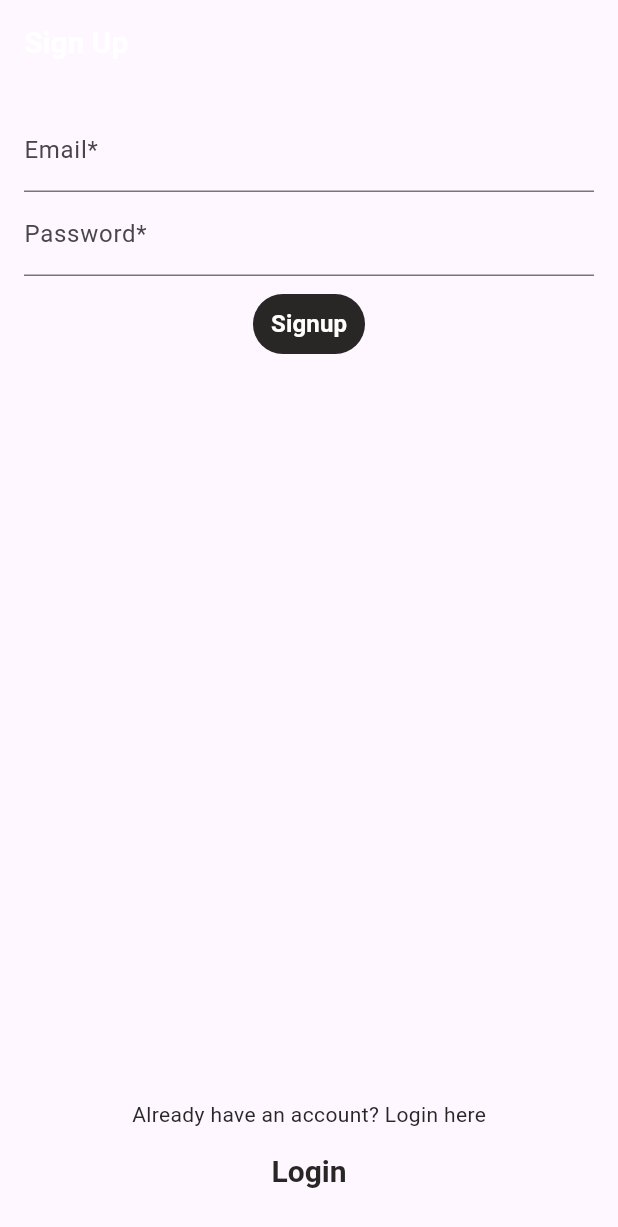
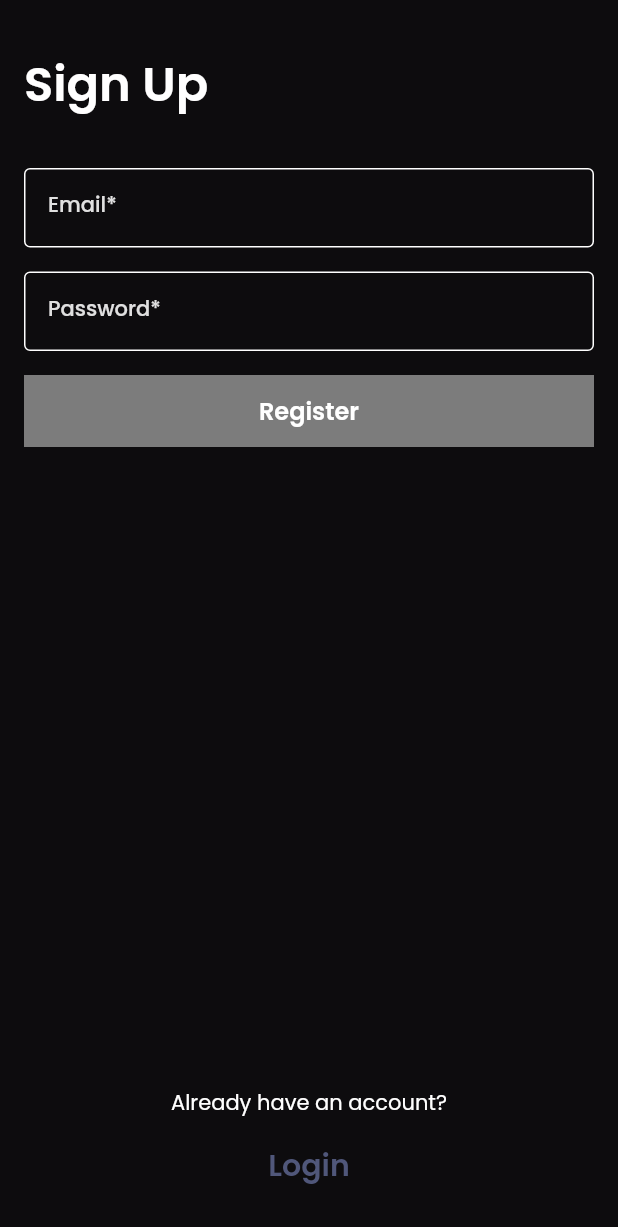
Before and after one commit to anuvab-b/nymble_assignment, a Flutter app: the screen it shows after launch, on a phone screen of 412 x 824 dp. Shown: the top 1227 px of the screen. Run offline on Flutter 3.47's test engine with Material 2 defaults, Android fonts, the phone set to English and light mode, and no system bars; our stand-ins replace audioplayers, cached_network_image, cloud_firestore, firebase_auth, firebase_core, flutter_bloc and 5 more; accounts and stored records are empty.

Commit message:
Dark Theme implementation

```diff
--- a/lib/main.dart
+++ b/lib/main.dart
@@ -13,6 +13,7 @@ import 'package:nymble_assignment/presentation/home_screen.dart';
 import 'package:nymble_assignment/service_locator.dart';
 import 'package:nymble_assignment/utils/route_names.dart';
 import 'package:nymble_assignment/utils/routes.dart';
+import 'package:nymble_assignment/utils/theme_styles.dart';
 
 void main() async {
   WidgetsFlutterBinding.ensureInitialized();
@@ -46,10 +47,8 @@ class MyApp extends StatelessWidget {
       child: MaterialApp(
           debugShowCheckedModeBanner: false,
           title: 'Flutter Demo',
-          theme: ThemeData(
-            primarySwatch: Colors.blue,
-            useMaterial3: true
-          ),
+          darkTheme: darkThemeData(context),
+          themeMode: ThemeMode.dark,
           initialRoute: RouteNames.splash,
           onGenerateRoute: Routes.generateRoute,
           home: const HomeScreen()),
--- a/lib/presentation/music_list_screen.dart
+++ b/lib/presentation/music_list_screen.dart
@@ -41,6 +41,7 @@ class _MusicListScreenState extends State<MusicListScreen> {
             children: [
               Expanded(
                   child: ListView.builder(
+                physics: const BouncingScrollPhysics(),
                 itemBuilder: (ctx, index) {
                   MusicModel musicModel = state.musicList[index];
                   return ListTileWidget(
--- a/lib/presentation/signup_screen.dart
+++ b/lib/presentation/signup_screen.dart
@@ -5,6 +5,7 @@ import 'package:nymble_assignment/presentation/widgets/loader_widget.dart';
 import 'package:nymble_assignment/presentation/widgets/text.dart';
 import 'package:nymble_assignment/utils/colour_utils.dart';
 import 'package:nymble_assignment/utils/route_names.dart';
+import 'package:nymble_assignment/utils/theme_styles.dart';
 
 class SignupScreen extends StatefulWidget {
   const SignupScreen({super.key});
@@ -33,18 +34,14 @@ class _SignupScreenState extends State<SignupScreen> {
   @override
   Widget build(BuildContext context) {
     return Scaffold(
-        appBar: AppBar(
-            title: const CommonText(
-                value: "Sign Up",
-                textColor: AppColourUtils.kWhite,
-                fontSize: 20)),
-        body: BlocConsumer<SignupBloc, SignupState>(
+        body: SafeArea(
+      child: BlocConsumer<SignupBloc, SignupState>(
           listener: (context, state) {
             if (state is SignupSuccess) {
               ScaffoldMessenger.of(context).showSnackBar(const SnackBar(
                   content: CommonText(
                       value: "You're signed up",
-                        textColor: AppColourUtils.kWhite),
+                      textColor: kTitleTextDarkColor),
                   backgroundColor: Colors.green));
               Navigator.pushNamedAndRemoveUntil(
                   context, RouteNames.login, (Route<dynamic> route) => false);
@@ -52,7 +49,7 @@ class _SignupScreenState extends State<SignupScreen> {
             if (state is SignupFailure) {
               ScaffoldMessenger.of(context).showSnackBar(SnackBar(
                   content: CommonText(
-                        value: state.error, textColor: AppColourUtils.kWhite),
+                      value: state.error, textColor: kTitleTextDarkColor),
                   backgroundColor: Colors.red));
             } else if (state is SignupLoading) {
               showDialog(
@@ -73,7 +70,15 @@ class _SignupScreenState extends State<SignupScreen> {
                     mainAxisAlignment: MainAxisAlignment.spaceBetween,
                     children: [
                       Column(
+                        crossAxisAlignment: CrossAxisAlignment.start,
                         children: [
+                          const SizedBox(height: 16.0),
+                          const CommonText(
+                              value: "Sign Up",
+                              textColor: kTitleTextDarkColor,
+                              fontWeight: FontWeight.w600,
+                              fontSize: 32),
+                          const SizedBox(height: 32.0),
                           TextFormField(
                             onChanged: (_) {
                               signupBloc.add(SignupEmailChanged(
@@ -86,6 +91,7 @@ class _SignupScreenState extends State<SignupScreen> {
                                 labelText: "Email*",
                                 hintText: "Enter an email address"),
                           ),
+                          const SizedBox(height: 16.0),
                           TextFormField(
                               onChanged: (_) {
                                 signupBloc.add(SignupPasswordChanged(
@@ -98,8 +104,11 @@ class _SignupScreenState extends State<SignupScreen> {
                               decoration: const InputDecoration(
                                   labelText: "Password*",
                                   hintText: "Enter a password")),
-                            const SizedBox(height: 8.0),
-                            TextButton(
+                          const SizedBox(height: 16.0),
+                          SizedBox(
+                            height: 48.0,
+                            width: MediaQuery.of(context).size.width,
+                            child: TextButton(
                               onPressed: () {
                                 emailFocusNode.unfocus();
                                 passwordFocusNode.unfocus();
@@ -110,18 +119,21 @@ class _SignupScreenState extends State<SignupScreen> {
                                     password: passwordTextController.text));
                               },
                               style: TextButton.styleFrom(
-                                  backgroundColor:
-                                      AppColourUtils.kDarkerTextColor),
+                                  shape: RoundedRectangleBorder(
+                                    borderRadius: BorderRadius.circular(0),
+                                  ),
+                                  backgroundColor: kBodyTextColorDark),
                               child: const CommonText(
-                                  value: "Signup",
+                                  value: "Register",
                                   fontSize: 16,
-                                  textColor: AppColourUtils.kWhite),
+                                  textColor: kTitleTextDarkColor),
+                            ),
                           )
                         ],
                       ),
                       Column(children: [
                         const CommonText(
-                              value: "Already have an account? Login here",
+                            value: "Already have an account?",
                             fontWeight: FontWeight.w400),
                         TextButton(
                           onPressed: () {
@@ -131,16 +143,18 @@ class _SignupScreenState extends State<SignupScreen> {
                                 (Route<dynamic> route) => false);
                           },
                           style: TextButton.styleFrom(
-                                foregroundColor:
-                                    AppColourUtils.kDarkerTextColor,
+                              foregroundColor: kTitleTextDarkColor,
                               padding: const EdgeInsets.all(16.0),
                               textStyle: const TextStyle(fontSize: 20)),
-                            child:
-                                const CommonText(value: "Login", fontSize: 20),
+                          child: const CommonText(
+                              value: "Login",
+                              fontSize: 20,
+                              textColor: AppColors.darkThemeSecondary),
                         )
                       ]),
                     ]),
-                )));
+              )),
+    ));
   }
 
   clearSignupForm() {
--- a/lib/presentation/widgets/loader_widget.dart
+++ b/lib/presentation/widgets/loader_widget.dart
@@ -1,5 +1,5 @@
 import 'package:flutter/cupertino.dart';
-import 'package:nymble_assignment/utils/colour_utils.dart';
+import 'package:nymble_assignment/utils/theme_styles.dart';
 
 class CommonLoader extends StatelessWidget {
   const CommonLoader({Key? key}) : super(key: key);
@@ -12,7 +12,7 @@ class CommonLoader extends StatelessWidget {
         width: 72.0,
         padding: const EdgeInsets.all(8.0),
         decoration: const BoxDecoration(
-            color: AppColourUtils.kGreyColor,
+            color: kBodyTextColorDark,
             borderRadius: BorderRadius.all(Radius.circular(20))),
         child: const CupertinoActivityIndicator(radius: 20),
       ),
--- a/lib/presentation/widgets/text.dart
+++ b/lib/presentation/widgets/text.dart
@@ -1,5 +1,5 @@
 import 'package:flutter/material.dart';
-import 'package:nymble_assignment/utils/colour_utils.dart';
+import 'package:nymble_assignment/utils/theme_styles.dart';
 
 class CommonText extends StatelessWidget {
   final String value;
@@ -22,11 +22,12 @@ class CommonText extends StatelessWidget {
   @override
   Widget build(BuildContext context) {
     return Text(value,
+        textAlign: TextAlign.center,
         maxLines: maxLines ?? 1,
         style: TextStyle(
             fontFamily: "Poppins",
             fontWeight: fontWeight ?? FontWeight.w600,
-            color: textColor ?? AppColourUtils.kDarkerTextColor,
+            color: textColor ?? kTitleTextDarkColor,
             overflow: textOverflow ?? TextOverflow.ellipsis,
             fontSize: fontSize ?? 14.0
         ));
--- a/lib/utils/colour_utils.dart
+++ b/lib/utils/colour_utils.dart
@@ -1,10 +1,5 @@
 import 'package:flutter/material.dart';
 
 class AppColourUtils{
-  static const Color kWhite = Color(0xFFFFFFFF);
-  static const Color kGreyColor = Color(0xFFAFAFAF);
-  static const Color kDarkGreyColor = Color(0xFF807F7F);
-  static const Color kDarkTextColor = Color(0xFF54504C);
-  static const Color kDarkerTextColor = Color(0xFF282726);
-  static const Color kTransparentColor = Colors.transparent;
+
 }
--- a/lib/utils/constants.dart
+++ b/lib/utils/constants.dart
@@ -3,5 +3,6 @@ class AppConstants{
   static const String splashIconWebp = "assets/icons/ic_splash.webp";
 
   static const String icGoogle = "assets/icons/ic_google.svg";
+  static const String icNoData = "assets/icons/ic_no_data.svg";
 
 }
--- /dev/null
+++ b/lib/utils/theme_styles.dart
@@ -0,0 +1,114 @@
+import 'package:flutter/material.dart';
+
+ThemeData themeData(BuildContext context) {
+  return ThemeData(
+    useMaterial3: true,
+    appBarTheme: appBarTheme,
+    primaryColor: kPrimaryColor,
+    // accentColor: kAccentLightColor,
+    scaffoldBackgroundColor: Colors.white,
+    colorScheme: const ColorScheme.light(
+      secondary: kSecondaryLightColor,
+      background: Colors.white,
+      // on light theme surface = Colors.white by default
+    ),
+    // backgroundColor: Colors.white,
+    iconTheme: const IconThemeData(color: kPrimaryIconLightColor),
+    floatingActionButtonTheme: const FloatingActionButtonThemeData(
+      foregroundColor: kAccentIconLightColor,
+    ),
+    primaryIconTheme: const IconThemeData(color: kPrimaryIconLightColor),
+    textTheme: const TextTheme().copyWith(
+      bodyLarge: const TextStyle(color: kBodyTextColorLight),
+      bodyMedium: const TextStyle(color: kBodyTextColorLight),
+      headlineMedium:
+          const TextStyle(color: kTitleTextLightColor, fontSize: 32),
+      displayLarge: const TextStyle(color: kTitleTextLightColor, fontSize: 80),
+    ),
+  );
+}
+
+// Dark Them
+ThemeData darkThemeData(BuildContext context) {
+  return ThemeData.dark().copyWith(
+      brightness: Brightness.dark,
+      useMaterial3: true,
+      primaryColor: kPrimaryColor,
+      // accentColor: kAccentDarkColor,
+      scaffoldBackgroundColor: const Color(0xFF0D0C0E),
+      bottomNavigationBarTheme: BottomNavigationBarThemeData(
+          type: BottomNavigationBarType.shifting,
+          backgroundColor: Colors.grey[900],
+          elevation: 10,
+          selectedLabelStyle: TextStyle(
+              color: AppColors.onBackgroundDarkColor.withOpacity(0.87),
+              fontFamily: "Poppins",
+              fontSize: 14.0),
+          unselectedLabelStyle: TextStyle(
+              color: AppColors.onBackgroundDarkColor.withOpacity(0.60),
+              fontFamily: "Poppins",
+              fontSize: 12.0),
+          selectedItemColor: AppColors.onBackgroundDarkColor.withOpacity(0.87),
+          unselectedItemColor:
+              AppColors.onBackgroundDarkColor.withOpacity(0.60),
+          showUnselectedLabels: true),
+      inputDecorationTheme: InputDecorationTheme(
+          enabledBorder: const OutlineInputBorder(
+              borderSide: BorderSide(color: AppColors.onBackgroundDarkColor)),
+          border: const OutlineInputBorder(
+              borderSide: BorderSide(color: AppColors.onBackgroundDarkColor)),
+          focusedBorder: const OutlineInputBorder(
+              borderSide: BorderSide(color: AppColors.onBackgroundDarkColor)),
+          hintStyle: TextStyle(
+              color: AppColors.onBackgroundDarkColor.withOpacity(0.60)),
+          labelStyle: TextStyle(
+              color: AppColors.onBackgroundDarkColor.withOpacity(0.87))),
+      appBarTheme: appBarTheme,
+      colorScheme: const ColorScheme.light(
+        secondary: kSecondaryDarkColor,
+        surface: kSurfaceDarkColor,
+        background: kBackgroundDarkColor,
+      ),
+      iconTheme: const IconThemeData(color: kBodyTextColorDark),
+      floatingActionButtonTheme: const FloatingActionButtonThemeData(
+        foregroundColor: kAccentIconDarkColor,
+      ),
+      primaryIconTheme: const IconThemeData(color: kPrimaryIconDarkColor),
+      textTheme: Theme.of(context).textTheme.apply(
+            fontFamily: "Poppins",
+            bodyColor: AppColors.onBackgroundDarkColor.withOpacity(0.87),
+            displayColor: AppColors.onBackgroundDarkColor.withOpacity(0.6),
+          ));
+}
+
+AppBarTheme appBarTheme =
+    const AppBarTheme(color: kAccentDarkColor, elevation: 0);
+
+// Colors
+const kPrimaryColor = Color(0xFFFF97B3);
+const kSecondaryLightColor = Color(0xFFE4E9F2);
+const kSecondaryDarkColor = Color(0xFF404040);
+const kAccentLightColor = Color(0xFFB3BFD7);
+const kAccentDarkColor = Color(0xFF4E4E4E);
+const kBackgroundDarkColor = Color(0xFF121212);
+const kSurfaceDarkColor = Color(0xFF222225);
+// Icon Colors
+const kAccentIconLightColor = Color(0xFFECEFF5);
+const kAccentIconDarkColor = Color(0xFF303030);
+const kPrimaryIconLightColor = Color(0xFFECEFF5);
+const kPrimaryIconDarkColor = Color(0xFF232323);
+// Text Colors
+const kBodyTextColorLight = Color(0xFFA1B0CA);
+const kBodyTextColorDark = Color(0xFF7C7C7C);
+const kTitleTextLightColor = Color(0xFF101112);
+const kTitleTextDarkColor = Colors.white;
+
+const kShadowColor = Color(0xFF364564);
+
+class AppColors {
+  static const Color darkThemePrimary = Color(0xFF474E68);
+  static const Color darkThemePrimaryDark = Color(0xFF404258);
+  static const Color darkThemeSecondary = Color(0xFF50577A);
+  static const Color darkThemeAccentColor = Color(0xFFB3BFD7);
+  static const Color onBackgroundDarkColor = Color(0xFFFFFFFF);
+}
```
Also changed, not shown: lib/bloc/login/login_bloc.dart (+5 -5 lines), lib/presentation/error_screen.dart (+3 -4 lines), lib/presentation/favourites_screen.dart (+44 -8 lines), lib/presentation/home_screen.dart (+27 -22 lines), lib/presentation/list_tile.dart (+18 -11 lines), lib/presentation/login_screen.dart (+71 -58 lines), lib/presentation/profile_screen.dart (+27 -1 lines), pubspec.yaml (+12 -12 lines). Lines whose indentation alone changed are shown as unchanged.
